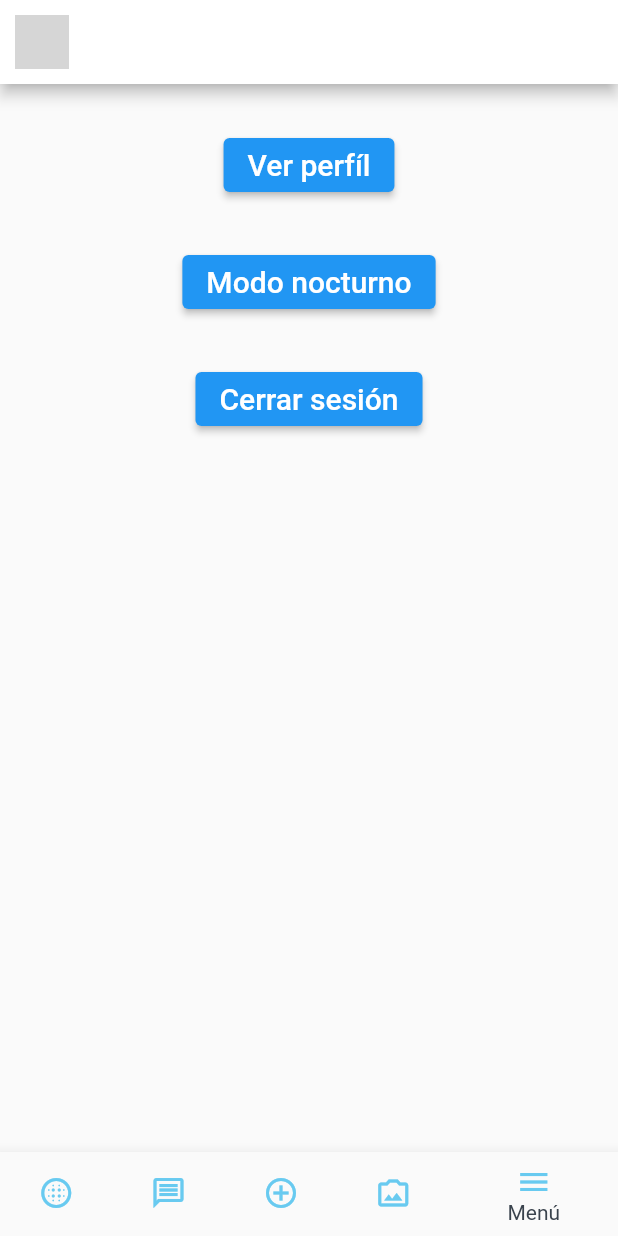
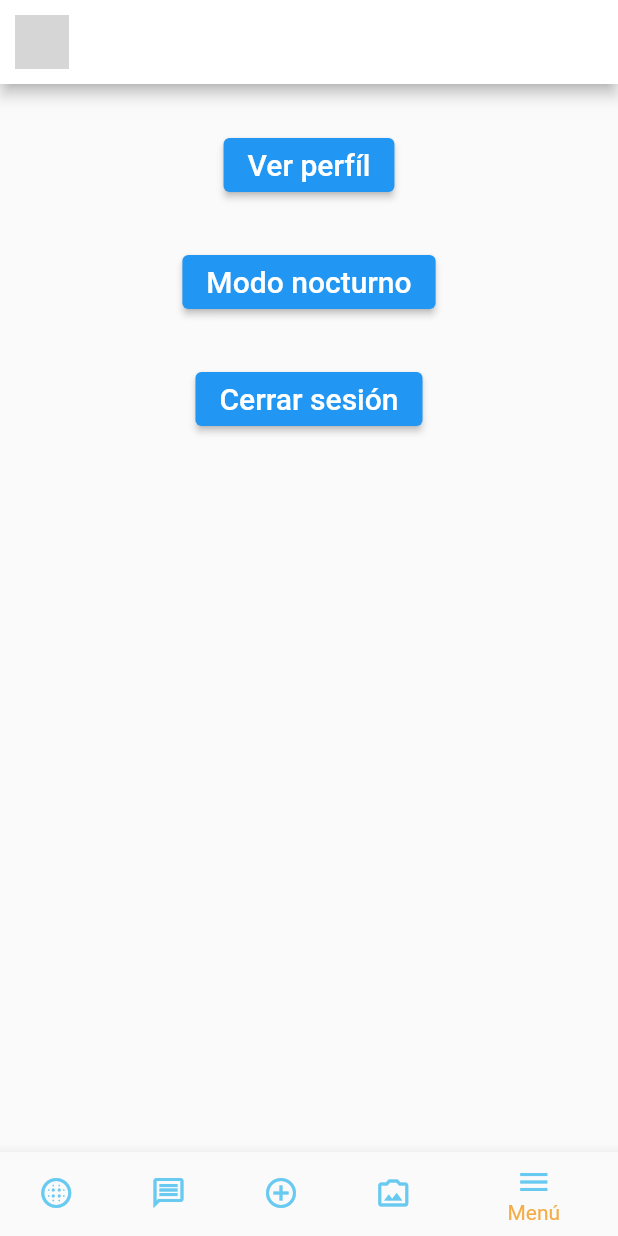
Before and after one commit to FranckEP/artwork_crack, a Flutter app: the screen it shows once a user with an empty profile is signed in, item 5 of the bottom bar chosen, on a phone screen of 412 x 824 dp. Run offline on Flutter 3.47's test engine with Material 2 defaults, Android fonts, the phone set to English and light mode, and no system bars; our stand-ins replace firebase_auth, firebase_core, flutter_slidable, get, like_button, loggy; accounts and stored records are empty; network calls fail; grey boxes are pictures that could not be loaded.

Commit message:
Update navegador.dart

```diff
--- a/lib/ui/navegador.dart
+++ b/lib/ui/navegador.dart
@@ -86,7 +86,7 @@ class _ContentPageState extends State<ContentPage> {
           ],
           currentIndex: _selectedIndex,
           onTap: _onItemTapped,
-          selectedItemColor: const Color(0xff3A434D),
+          selectedItemColor: const Color(0xffF4AC47),
           unselectedItemColor: const Color(0xff3A434D),
         ),
       );
```
